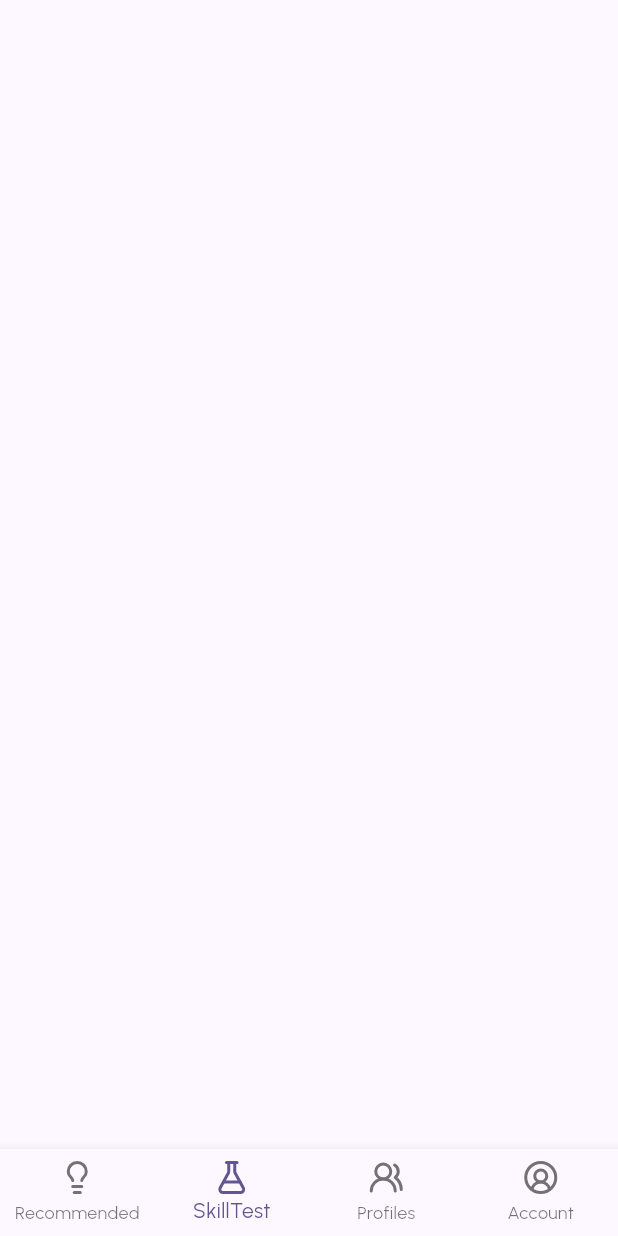
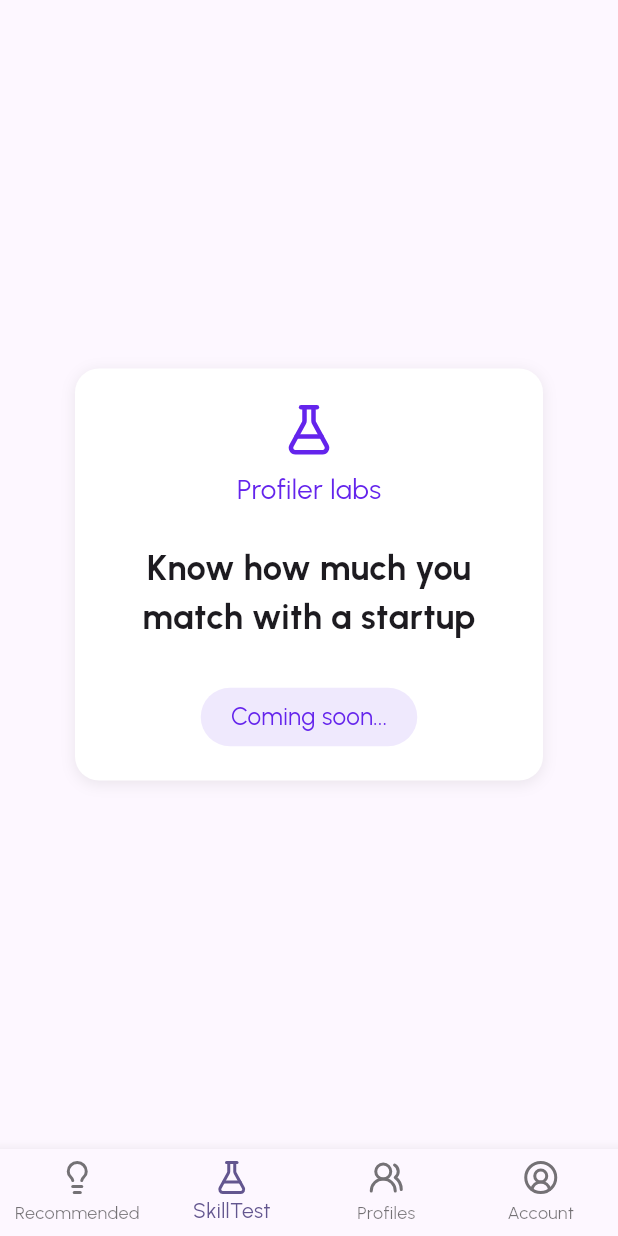
Before and after one commit to Joel-Fah/profiler, a Flutter app: the HomePage screen opened directly, item 2 of the bottom bar chosen, on a phone screen of 412 x 824 dp. Run offline on Flutter 3.47's test engine with Material 3 defaults, Android fonts, the phone set to English and light mode, and no system bars; our stand-ins replace gap, get, google_fonts, lucide_icons, multi_dropdown.

Commit message:
feat: added empty iu for profiler skill test

```diff
--- a/lib/views/screens/home.dart
+++ b/lib/views/screens/home.dart
@@ -1,8 +1,10 @@
 import 'package:flutter/material.dart';
 import 'package:lucide_icons/lucide_icons.dart';
+import 'package:profiler/views/widgets/account.dart';
 import 'package:profiler/views/widgets/profiles.dart';
 
 import '../widgets/offers.dart';
+import '../widgets/skill_test.dart';
 
 class HomePage extends StatefulWidget {
   const HomePage({super.key});
@@ -20,9 +22,9 @@ class _HomePageState extends State<HomePage> {
   Widget build(BuildContext context) {
     final _tabPages = [
       OffersFeed(),
-      SizedBox(),
+      SkillTestFeed(),
       ProfilesFeed(),
-      SizedBox()
+      AccountPage(),
     ];
 
     final _bottomNavBarItems = <BottomNavigationBarItem>[
--- /dev/null
+++ b/lib/views/widgets/account.dart
@@ -0,0 +1,14 @@
+import 'package:flutter/material.dart';
+
+class AccountPage extends StatelessWidget {
+  const AccountPage({super.key});
+
+  @override
+  Widget build(BuildContext context) {
+    return ListView(
+      children: [
+        Text("What am I doing here?")
+      ],
+    );
+  }
+}
--- /dev/null
+++ b/lib/views/widgets/skill_test.dart
@@ -0,0 +1,74 @@
+import 'package:flutter/material.dart';
+import 'package:gap/gap.dart';
+import 'package:get/get.dart';
+import 'package:lucide_icons/lucide_icons.dart';
+import 'package:profiler/utils/constants.dart';
+
+class SkillTestFeed extends StatelessWidget {
+  const SkillTestFeed({super.key});
+
+  @override
+  Widget build(BuildContext context) {
+    return Column(
+      mainAxisAlignment: MainAxisAlignment.center,
+      children: [
+        Center(
+          child: Container(
+            padding: EdgeInsets.symmetric(
+              vertical: 16.0,
+              horizontal: 20.0,
+            ),
+            height: Get.height / 3,
+            width: Get.width - 100,
+            decoration: BoxDecoration(
+              color: Colors.white,
+              borderRadius: borderRadius,
+              boxShadow: [primaryShadow],
+            ),
+            child: Center(
+              child: Column(
+                mainAxisSize: MainAxisSize.min,
+                children: [
+                  Icon(
+                    LucideIcons.flaskConical,
+                    color: seedColor,
+                    size: 36.0,
+                  ),
+                  Gap(8.0),
+                  Text(
+                    "Profiler labs",
+                    style: TextStyle(
+                      color: seedColor,
+                      fontSize: 16.0,
+                    ),
+                  ),
+                  Gap(24.0),
+                  Text(
+                    "Know how much you\nmatch with a startup",
+                    textAlign: TextAlign.center,
+                    style: TextStyle(
+                      fontSize: 20.0,
+                      fontWeight: FontWeight.bold,
+                    ),
+                  ),
+                  Gap(30.0),
+                  Container(
+                    padding: EdgeInsets.symmetric(horizontal: 20.0, vertical: 8.0,),
+                    decoration: BoxDecoration(
+                      borderRadius: borderRadius * 2,
+                      color: seedColor.withOpacity(0.1)
+                    ),
+                    child: Text(
+                      "Coming soon...",
+                      style: TextStyle(color: seedColor),
+                    ),
+                  )
+                ],
+              ),
+            ),
+          ),
+        ),
+      ],
+    );
+  }
+}
```
